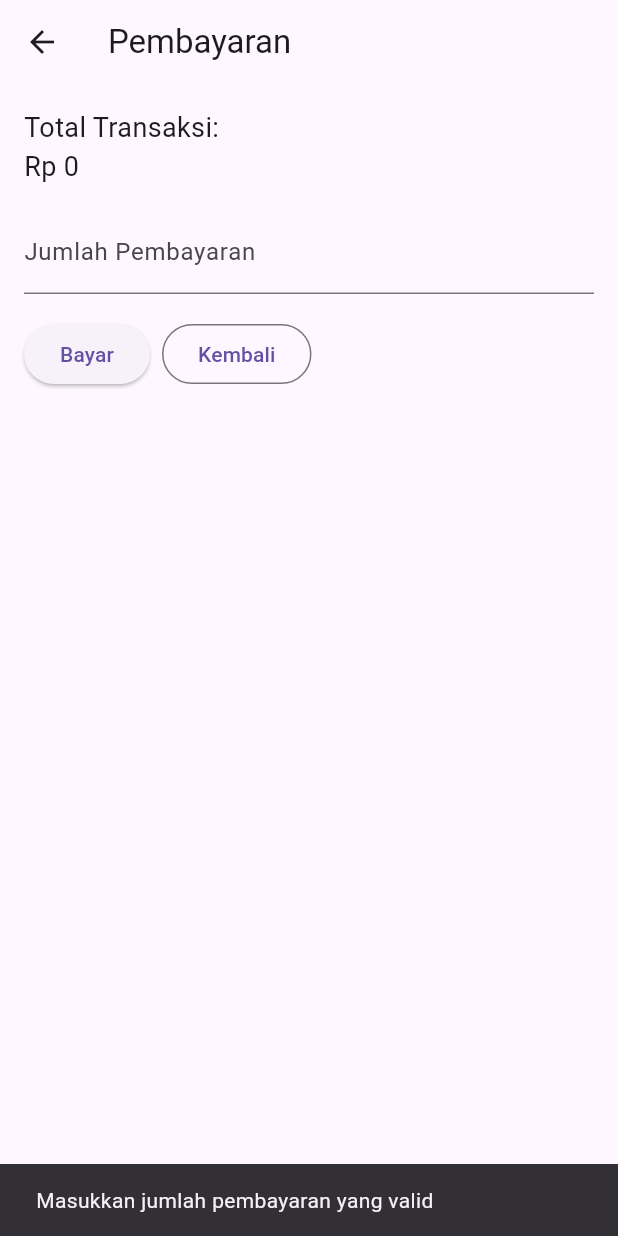
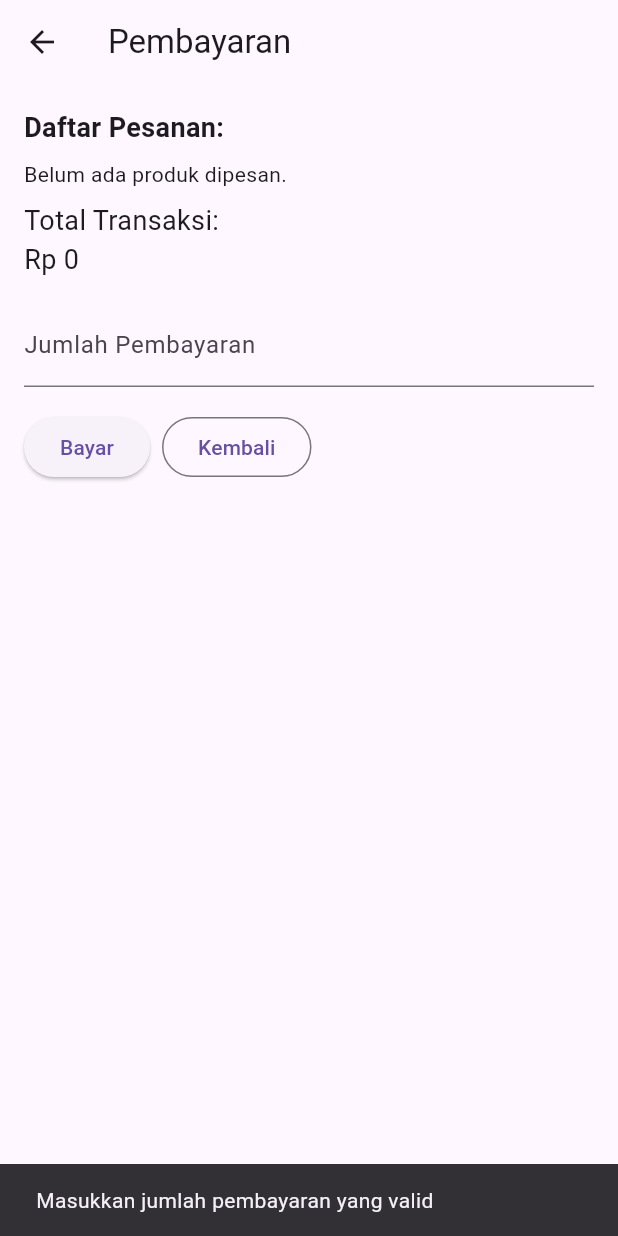
Before and after one commit to EPatha/app_E-Commerce_flutter, a Flutter app: the PaymentScreen screen opened by its route, after a tap on "Bayar", on a phone screen of 412 x 824 dp. Run offline on Flutter 3.47's test engine with Material 3 defaults, Android fonts, the phone set to English and light mode, and no system bars; our stand-ins replace shared_preferences; accounts and stored records are empty.

Commit message:
update payment with all product show

```diff
--- a/lib/screens/payment_screen.dart
+++ b/lib/screens/payment_screen.dart
@@ -1,10 +1,11 @@
 import 'package:flutter/material.dart';
+import '../models/product.dart';
 
 class PaymentScreen extends StatefulWidget {
   static const routeName = '/payment';
-  final double total;
+  final Map<String, int> cart;
   final VoidCallback? onReset;
-  const PaymentScreen({Key? key, this.total = 0.0, this.onReset}) : super(key: key);
+  const PaymentScreen({Key? key, this.cart = const {}, this.onReset}) : super(key: key);
 
   @override
   State<PaymentScreen> createState() => _PaymentScreenState();
@@ -14,6 +15,15 @@ class _PaymentScreenState extends State<PaymentScreen> {
   final _payController = TextEditingController();
   double? _change;
 
+  double get _totalFromCart {
+    double t = 0.0;
+    widget.cart.forEach((id, qty) {
+      final p = demoProducts.firstWhere((prod) => prod.id == id, orElse: () => Product(id: id, name: 'Unknown', image: '', description: '', price: 0.0));
+      t += p.price * qty;
+    });
+    return t;
+  }
+
   void _processPayment() {
     final text = _payController.text.replaceAll(',', '').trim();
     final paid = double.tryParse(text);
@@ -21,18 +31,19 @@ class _PaymentScreenState extends State<PaymentScreen> {
       ScaffoldMessenger.of(context).showSnackBar(const SnackBar(content: Text('Masukkan jumlah pembayaran yang valid')));
       return;
     }
-    if (paid < widget.total) {
+    final total = _totalFromCart;
+    if (paid < total) {
       ScaffoldMessenger.of(context).showSnackBar(const SnackBar(content: Text('Jumlah pembayaran kurang')));
       return;
     }
     setState(() {
-      _change = paid - widget.total;
+      _change = paid - total;
     });
     showDialog(
       context: context,
       builder: (_) => AlertDialog(
         title: const Text('Pembayaran Diterima'),
-        content: Text('Total: Rp ${widget.total.toStringAsFixed(0)}\nDibayar: Rp ${paid.toStringAsFixed(0)}\nKembali: Rp ${_change!.toStringAsFixed(0)}'),
+        content: Text('Total: Rp ${total.toStringAsFixed(0)}\nDibayar: Rp ${paid.toStringAsFixed(0)}\nKembali: Rp ${_change!.toStringAsFixed(0)}'),
         actions: [
           TextButton(onPressed: () => Navigator.of(context).pop(), child: const Text('OK')),
         ],
@@ -42,6 +53,8 @@ class _PaymentScreenState extends State<PaymentScreen> {
 
   @override
   Widget build(BuildContext context) {
+    final total = _totalFromCart;
+
     return Scaffold(
       appBar: AppBar(title: const Text('Pembayaran')),
       body: Padding(
@@ -49,7 +62,31 @@ class _PaymentScreenState extends State<PaymentScreen> {
         child: Column(
           crossAxisAlignment: CrossAxisAlignment.start,
           children: [
-            Text('Total Transaksi:\nRp ${widget.total.toStringAsFixed(0)}', style: const TextStyle(fontSize: 18)),
+            const Text('Daftar Pesanan:', style: TextStyle(fontSize: 18, fontWeight: FontWeight.bold)),
+            const SizedBox(height: 8),
+            // list ordered products
+            if (widget.cart.isEmpty)
+              const Text('Belum ada produk dipesan.'),
+            if (widget.cart.isNotEmpty)
+              SizedBox(
+                height: 160,
+                child: ListView(
+                  children: widget.cart.entries.map((e) {
+                    final p = demoProducts.firstWhere((prod) => prod.id == e.key, orElse: () => Product(id: e.key, name: 'Unknown', image: '', description: '', price: 0.0));
+                    final subtotal = p.price * e.value;
+                    return ListTile(
+                      dense: true,
+                      contentPadding: EdgeInsets.zero,
+                      title: Text(p.name),
+                      subtitle: Text('Qty: ${e.value}  •  Rp ${p.price.toStringAsFixed(0)}'),
+                      trailing: Text('Rp ${subtotal.toStringAsFixed(0)}'),
+                    );
+                  }).toList(),
+                ),
+              ),
+
+            const SizedBox(height: 8),
+            Text('Total Transaksi:\nRp ${total.toStringAsFixed(0)}', style: const TextStyle(fontSize: 18)),
             const SizedBox(height: 16),
             TextField(
               controller: _payController,
```
Also changed, not shown: lib/screens/dashboard_screen.dart (+2 -10 lines).
